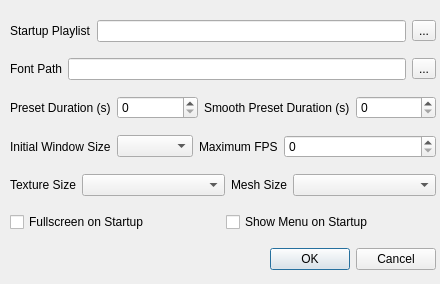
This is src/qprojectM/src/QProjectMConfigDialog.ui in projectM-visualizer/projectm as Qt 5 draws it before an edit. The edited form follows.
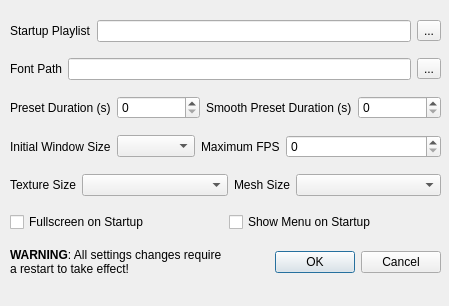
This is the edited form.

Commit message: added warning to config dialog ui

```diff
--- a/src/qprojectM/src/QProjectMConfigDialog.ui
+++ b/src/qprojectM/src/QProjectMConfigDialog.ui
@@ -5,8 +5,8 @@
    <rect>
     <x>0</x>
     <y>0</y>
-    <width>440</width>
-    <height>284</height>
+    <width>449</width>
+    <height>306</height>
    </rect>
   </property>
   <property name="windowTitle" >
@@ -17,8 +17,8 @@
     <rect>
      <x>10</x>
      <y>10</y>
-     <width>426</width>
-     <height>271</height>
+     <width>431</width>
+     <height>281</height>
     </rect>
    </property>
    <layout class="QVBoxLayout" >
@@ -225,6 +225,9 @@
           <verstretch>0</verstretch>
          </sizepolicy>
         </property>
+        <property name="sizeAdjustPolicy" >
+         <enum>QComboBox::AdjustToMinimumContentsLength</enum>
+        </property>
        </widget>
       </item>
       <item>
@@ -283,14 +286,37 @@
      </layout>
     </item>
     <item>
-     <widget class="QDialogButtonBox" name="buttonBox" >
-      <property name="orientation" >
-       <enum>Qt::Horizontal</enum>
-      </property>
-      <property name="standardButtons" >
-       <set>QDialogButtonBox::Cancel|QDialogButtonBox::NoButton|QDialogButtonBox::Ok</set>
-      </property>
-     </widget>
+     <layout class="QHBoxLayout" >
+      <item>
+       <widget class="QLabel" name="label_9" >
+        <property name="sizePolicy" >
+         <sizepolicy vsizetype="Preferred" hsizetype="MinimumExpanding" >
+          <horstretch>0</horstretch>
+          <verstretch>0</verstretch>
+         </sizepolicy>
+        </property>
+        <property name="text" >
+         <string>&lt;B>WARNING&lt;/B>: All settings changes require a restart to take effect!</string>
+        </property>
+        <property name="textFormat" >
+         <enum>Qt::AutoText</enum>
+        </property>
+        <property name="wordWrap" >
+         <bool>true</bool>
+        </property>
+       </widget>
+      </item>
+      <item>
+       <widget class="QDialogButtonBox" name="buttonBox" >
+        <property name="orientation" >
+         <enum>Qt::Horizontal</enum>
+        </property>
+        <property name="standardButtons" >
+         <set>QDialogButtonBox::Cancel|QDialogButtonBox::NoButton|QDialogButtonBox::Ok</set>
+        </property>
+       </widget>
+      </item>
+     </layout>
     </item>
    </layout>
   </widget>
```
Left out of the diff: 35 changed lines with no effect on the pictures.
